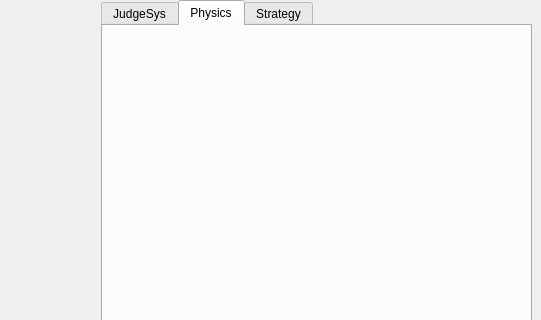
Qt form src/hero_interface/ui/main_window.ui (chalkchalk/1CRA_HER0) before a commit; both pictures show x 459 to 1000 and y 0 to 320 of the 1000 by 900 pixel window.
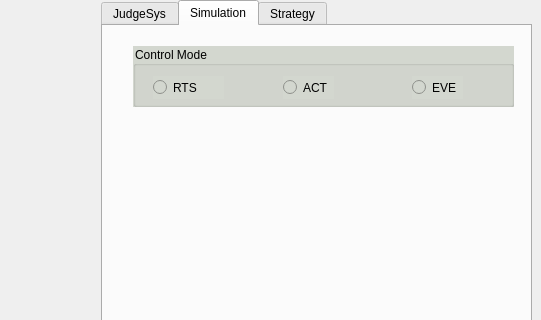
The same form after that commit. The open tabs and pages were chosen to show the change. Icons and pictures are not drawn.

What changed in the file:
```diff
--- a/src/hero_interface/ui/main_window.ui
+++ b/src/hero_interface/ui/main_window.ui
@@ -909,8 +909,63 @@
     </widget>
     <widget class="QWidget" name="tab_2">
      <attribute name="title">
-      <string>Physics</string>
+      <string>Simulation</string>
      </attribute>
+     <widget class="QGroupBox" name="groupBox_simu_ctrl">
+      <property name="geometry">
+       <rect>
+        <x>30</x>
+        <y>20</y>
+        <width>381</width>
+        <height>61</height>
+       </rect>
+      </property>
+      <property name="styleSheet">
+       <string notr="true">background-color: rgb(211, 215, 207);</string>
+      </property>
+      <property name="title">
+       <string>Control Mode</string>
+      </property>
+      <widget class="QRadioButton" name="radioButton_ctrl_rts">
+       <property name="geometry">
+        <rect>
+         <x>20</x>
+         <y>30</y>
+         <width>71</width>
+         <height>23</height>
+        </rect>
+       </property>
+       <property name="text">
+        <string>RTS</string>
+       </property>
+      </widget>
+      <widget class="QRadioButton" name="radioButton_ctrl_act">
+       <property name="geometry">
+        <rect>
+         <x>150</x>
+         <y>30</y>
+         <width>51</width>
+         <height>23</height>
+        </rect>
+       </property>
+       <property name="text">
+        <string>ACT</string>
+       </property>
+      </widget>
+      <widget class="QRadioButton" name="radioButton_ctrl_eve">
+       <property name="geometry">
+        <rect>
+         <x>279</x>
+         <y>30</y>
+         <width>51</width>
+         <height>23</height>
+        </rect>
+       </property>
+       <property name="text">
+        <string>EVE</string>
+       </property>
+      </widget>
+     </widget>
     </widget>
     <widget class="QWidget" name="tab_3">
      <attribute name="title">
```
